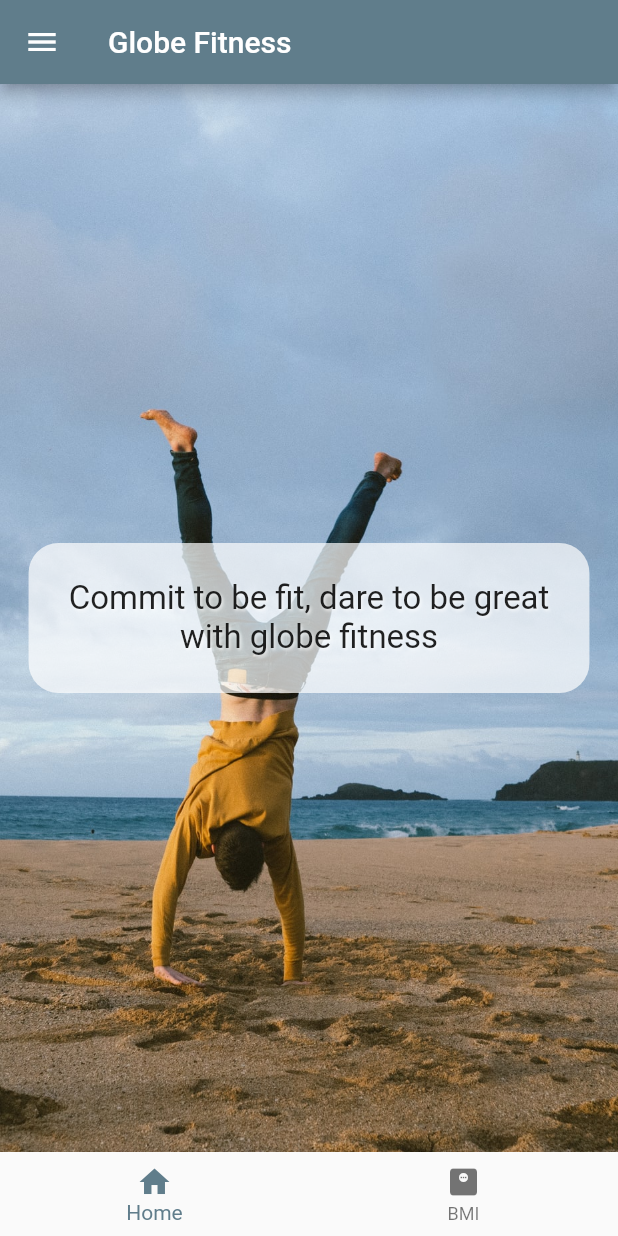
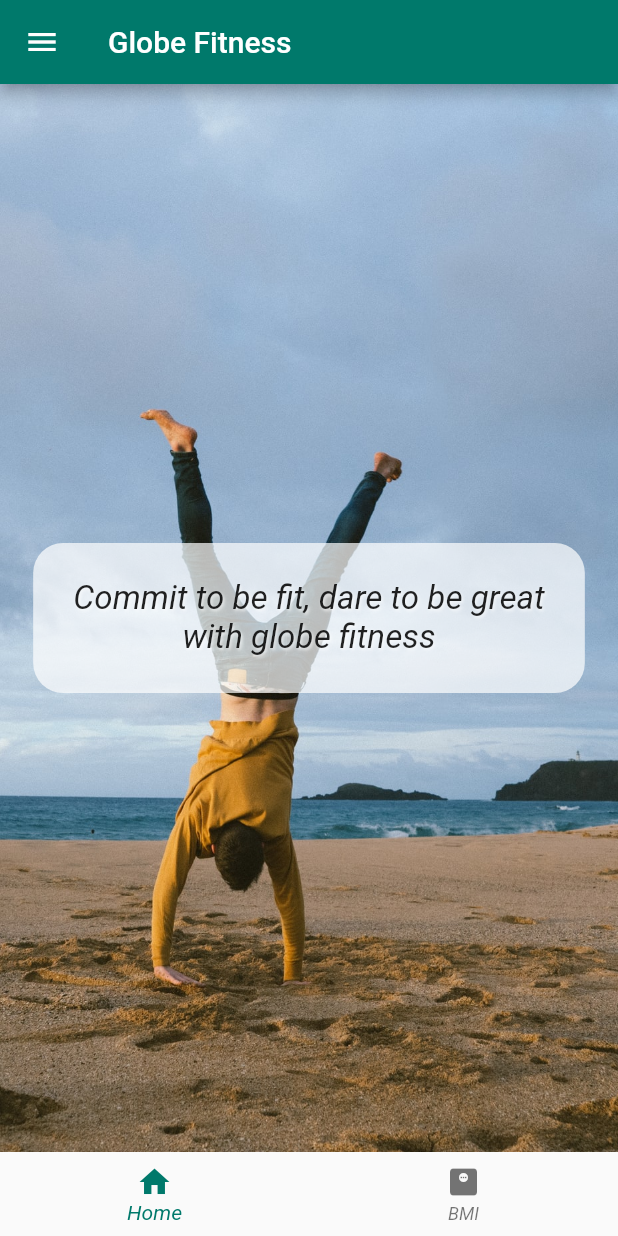
Before and after one commit to Mubeyd/flutter_getting_started, a Flutter app: the screen it shows after launch, on a phone screen of 412 x 824 dp. Run offline on Flutter 3.47's test engine with Material 2 defaults, Android fonts, the phone set to English and light mode, and no system bars; our stand-ins replace flutter_dotenv, shared_preferences.

Commit message:
app themimg

```diff
--- a/lib/main.dart
+++ b/lib/main.dart
@@ -15,8 +15,12 @@ class GlobeApp extends StatelessWidget {
   Widget build(BuildContext context) {
     return MaterialApp(
       theme: ThemeData(
-        primarySwatch: Colors.blueGrey,
-      ),
+          colorScheme:
+              const ColorScheme.light(primary: Color(0xff00796B)).copyWith(
+            secondary: const Color(0xff7C4DFF),
+          ),
+          textTheme: const TextTheme(bodyText2: TextStyle(fontSize: 24, fontStyle: FontStyle.italic))
+        ),
       routes: {
         '/': ((context) => const IntroScreen()),
         '/bmi': ((context) => const BmiScreen())
--- a/lib/screens/hello_flutter_layout_screen.dart
+++ b/lib/screens/hello_flutter_layout_screen.dart
@@ -15,7 +15,6 @@ class HelloFlutterLayout extends StatelessWidget {
       body: const Center(
         child: Text(
           'Hello flutter layout',
-          style: TextStyle(fontSize: 24),
         ),
       ),
       floatingActionButton: const FloatingActionButton(
```
